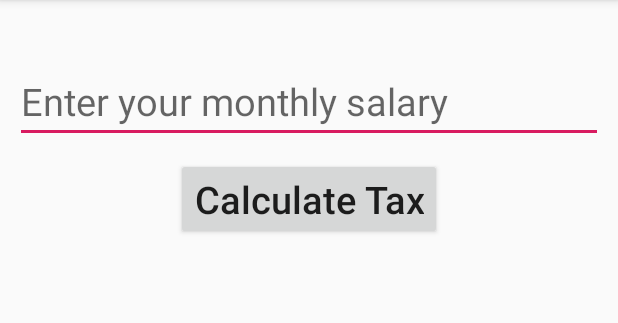
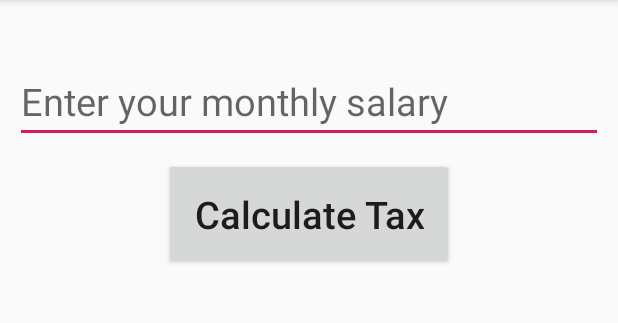
Before and after one commit to Sarita77/Tax_Sarita, an Android app: the screen it shows after launch (MainActivity), on a phone screen of 412 x 824 dp, the part 84-407 px from its top. Run offline under Robolectric (Android 15) with nearby library versions, the phone set to English and light mode, and no system bars.

Commit message:
layout changes in the activity_main.xml and textname in the MainActivity.java

```diff
--- a/app/src/main/java/com/example/tax_sarita/MainActivity.java
+++ b/app/src/main/java/com/example/tax_sarita/MainActivity.java
@@ -8,37 +8,42 @@ import android.widget.EditText;
 import android.widget.TextView;
 
 public class MainActivity extends AppCompatActivity {
-private EditText txtsalary;
-private Button btnCalculate;
-private TextView txtOutput;
-float salary;
+    private EditText txtsalary;
+    private Button btnCalculate;
+    private TextView txtOutput;
+    float salary;
+
     @Override
     protected void onCreate(Bundle savedInstanceState) {
         super.onCreate(savedInstanceState);
         setContentView(R.layout.activity_main);
         initiate();
     }
-    private void initiate(){
-        txtsalary=findViewById(R.id.txtInput);
 
-        btnCalculate=findViewById(R.id.btnCalculate);
-        txtOutput=findViewById(R.id.txtOutput);
+    private void initiate() {
+        txtsalary = findViewById(R.id.etInput);
+        btnCalculate = findViewById(R.id.btnCalculate);
+        txtOutput = findViewById(R.id.tvOutput);
 
         btnCalculate.setOnClickListener(new View.OnClickListener() {
             @Override
             public void onClick(View v) {
-        txtOutput.setText("The tax for your salary is:" +calculate());
-            }}); }
-    private float calculate(){
-        salary=Float.parseFloat(txtsalary.getText().toString());
+                txtOutput.setText("The tax for your salary is:" + calculate());
+            }
+        });
+    }
+
+    private float calculate() {
+        salary = Float.parseFloat(txtsalary.getText().toString());
         float tax;
-        SalaryModel sm=new SalaryModel(salary*12);
-        if (sm.getSalary()>=1 && sm.getSalary()<=200000){
+        SalaryModel sm = new SalaryModel(salary * 12);
+        if (sm.getSalary() >= 1 && sm.getSalary() <= 200000) {
             tax = sm.getSalary() / 100;
-        }else if (sm.getSalary()>200000 && sm.getSalary()<=350000){
-            tax = (sm.getSalary() - 200000)*(15f/100) + (200000f/100);
-        }else {
-            tax = (sm.getSalary()-350000)*(25f/100) + (150000*15f)/100 + (200000f/100);
+        } else if (sm.getSalary() > 200000 && sm.getSalary() <= 350000) {
+            tax = (sm.getSalary() - 200000) * (15f / 100) + (200000f / 100);
+        } else {
+            tax = (sm.getSalary() - 350000) * (25f / 100) + (150000 * 15f) / 100 + (200000f / 100);
         }
         return tax;
-    }}
+    }
+}
--- a/app/src/main/res/layout/activity_main.xml
+++ b/app/src/main/res/layout/activity_main.xml
@@ -8,33 +8,33 @@
     tools:context=".MainActivity">
 
     <EditText
-        android:id="@+id/txtInput"
+        android:id="@+id/etInput"
         android:layout_width="match_parent"
         android:layout_height="wrap_content"
+        android:layout_marginLeft="10dp"
+        android:layout_marginTop="40dp"
+        android:layout_marginRight="10dp"
+        android:layout_marginBottom="10dp"
         android:hint="Enter your monthly salary"
-        android:layout_marginTop="40dp"
-        android:layout_marginLeft="10dp"
-        android:layout_marginBottom="10dp"
-        android:layout_marginRight="10dp"
         android:inputType="number"
-        android:textSize="25sp"
-        />
+        android:textSize="25sp" />
 
     <Button
         android:id="@+id/btnCalculate"
         android:layout_width="wrap_content"
         android:layout_height="wrap_content"
         android:layout_gravity="center"
+        android:padding="20sp"
         android:text="Calculate Tax"
         android:textAllCaps="false"
-        android:textSize="25sp"/>
+        android:textSize="25sp" />
 
     <TextView
-        android:id="@+id/txtOutput"
+        android:id="@+id/tvOutput"
         android:layout_width="match_parent"
         android:layout_height="wrap_content"
-        android:textSize="25sp"
         android:layout_marginTop="30dp"
-        android:gravity="center"/>
+        android:gravity="center"
+        android:textSize="25sp" />
 
 </LinearLayout>
```
